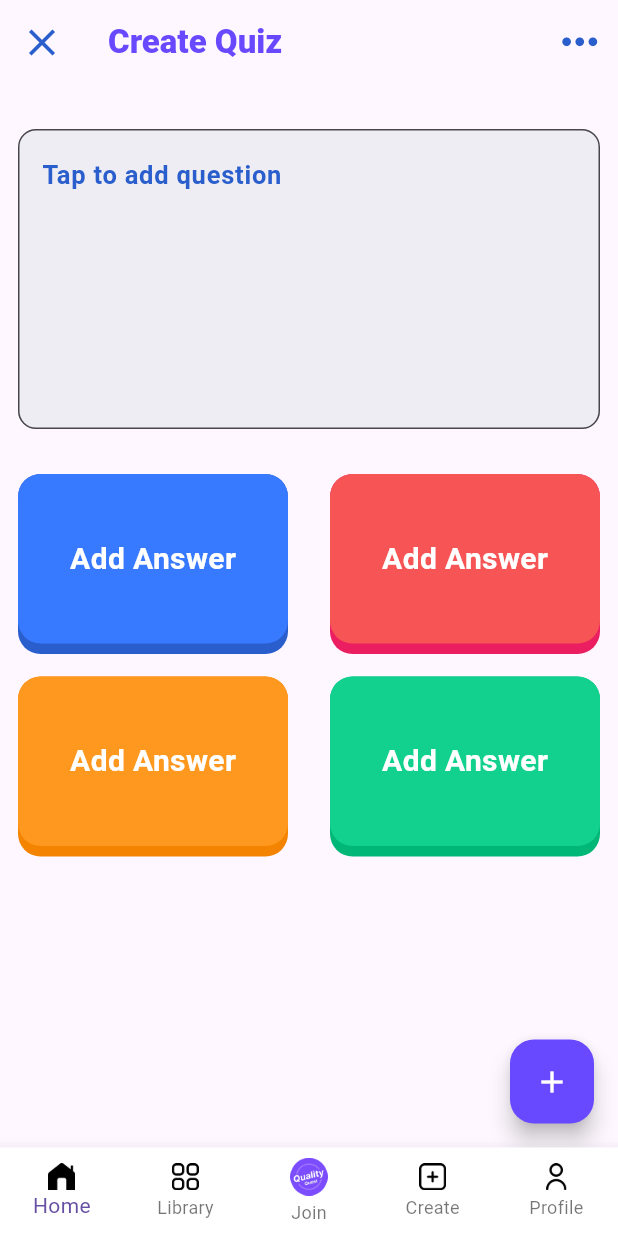
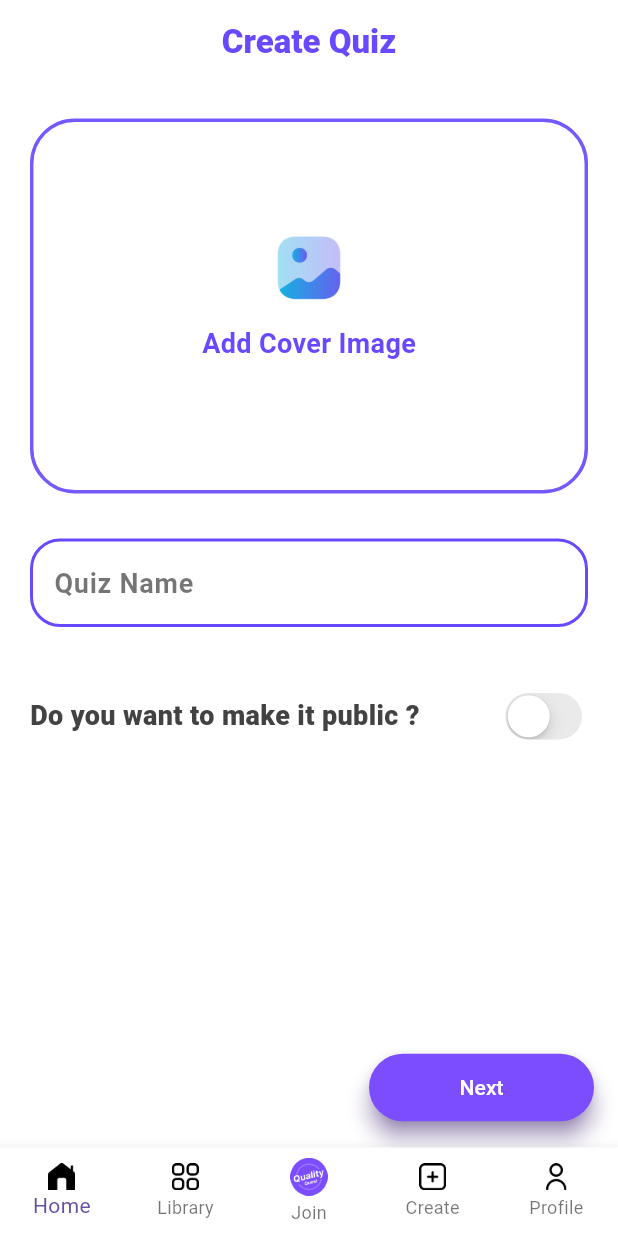
Before and after one commit to Devaxiis/quality_quest, a Flutter app: the screen it shows after launch, swiped to page 4, on a phone screen of 412 x 824 dp. Run offline on Flutter 3.47's test engine with Material 2 defaults, Android fonts, the phone set to English and light mode, and no system bars; our stand-ins replace bloc, device_info_plus, equatable, flutter_bloc, freezed_annotation, lottie; project files that could hold a hidden picture were left out.

Commit message:
Create Screen Optimization

```diff
--- a/lib/app.dart
+++ b/lib/app.dart
@@ -3,7 +3,6 @@ import 'package:flutter_bloc/flutter_bloc.dart';
 import 'package:quality_quest/bloc/auth/auth_bloc.dart';
 import 'package:quality_quest/library.dart';
 import 'package:quality_quest/presentation/screens/main_home_screen.dart';
-import 'package:quality_quest/presentation/screens/profile_screen/profile_screen.dart';
 
 class MyApp extends StatelessWidget {
   const MyApp({super.key});
--- a/lib/library.dart
+++ b/lib/library.dart
@@ -17,5 +17,5 @@ export 'package:quality_quest/presentation/screens/home_screen/discover_screen/d
 export 'package:quality_quest/presentation/screens/home_screen/home_screen_views/home_screen_question_quantity_views.dart';
 export 'package:quality_quest/presentation/screens/create_screen/create_screen_views/add_answer_button_view.dart';
 export 'package:quality_quest/presentation/screens/create_screen/create_screen_views/alert_dialog_view.dart';
-export 'package:quality_quest/presentation/screens/create_screen/create_screen_views/imgae_picker_view.dart';
+export 'package:quality_quest/presentation/screens/create_screen/create_screen_views/image_picker_view.dart';
 export 'package:quality_quest/presentation/screens/create_screen/create_screen_views/text_field_view.dart';
--- a/lib/presentation/screens/create_screen/create_screen_views/add_answer_button_view.dart
+++ b/lib/presentation/screens/create_screen/create_screen_views/add_answer_button_view.dart
@@ -18,7 +18,7 @@ class AnswerAddButton extends StatelessWidget {
       onTap: onTap,
       child: Container(
         height: 120,
-        width: 180,
+        width: 190,
         alignment: Alignment.topCenter,
         decoration: BoxDecoration(
           color: shadowColor,
--- a/lib/presentation/screens/create_screen/create_screen_views/imgae_picker_view.dart
+++ b/lib/presentation/screens/create_screen/create_screen_views/image_picker_view.dart
@@ -20,8 +20,8 @@ class CustomImagePicker extends StatelessWidget {
           borderRadius: const BorderRadius.all(Radius.circular(30)),
         ),
         child: Column(
+          mainAxisAlignment: MainAxisAlignment.center,
           children: [
-            const SizedBox(height: 40),
             IconButton(
               onPressed: () {},
               icon: const Image(
@@ -39,6 +39,7 @@ class CustomImagePicker extends StatelessWidget {
                 fontSize: 18,
               ),
             ),
+            const SizedBox(height: 20),
           ],
         ),
       ),
--- /dev/null
+++ b/lib/presentation/screens/create_screen/pre_create_screen/pre_create_screen.dart
@@ -0,0 +1,102 @@
+import 'package:flutter/cupertino.dart';
+import 'package:quality_quest/library.dart';
+
+class PreCreateScreen extends StatefulWidget {
+  const PreCreateScreen({super.key});
+
+  @override
+  State<PreCreateScreen> createState() => _PreCreateScreenState();
+}
+
+class _PreCreateScreenState extends State<PreCreateScreen> {
+  @override
+  Widget build(BuildContext context) {
+    return Scaffold(
+      backgroundColor: Colors.white,
+      appBar: AppBar(
+        backgroundColor: Colors.white,
+        forceMaterialTransparency: true,
+        centerTitle: true,
+        title: const Text(
+          "Create Quiz",
+          style: TextStyle(
+            color: Color(0xFF6949FF),
+            fontWeight: FontWeight.w800,
+          ),
+        ),
+      ),
+      body: Padding(
+        padding: const EdgeInsets.symmetric(
+          vertical: 8.0,
+          horizontal: 20.0,
+        ),
+        child: Column(
+          children: [
+            const SizedBox(height: 15),
+            const CustomImagePicker(),
+            const SizedBox(height: 30),
+            const TextField(
+              decoration: InputDecoration(
+                border: OutlineInputBorder(
+                  borderRadius: BorderRadius.all(
+                    Radius.circular(20),
+                  ),
+                  borderSide: BorderSide(width: 2, color: Color(0xff6949ff)),
+                ),
+                enabledBorder: OutlineInputBorder(
+                  borderRadius: BorderRadius.all(
+                    Radius.circular(20),
+                  ),
+                  borderSide: BorderSide(width: 2, color: Color(0xff6949ff)),
+                ),
+                focusedBorder: OutlineInputBorder(
+                  borderRadius: BorderRadius.all(Radius.circular(20)),
+                  borderSide: BorderSide(width: 2, color: Color(0xff6949ff)),
+                ),
+                hintText: "Quiz Name",
+                hintStyle: TextStyle(
+                  fontSize: 18,
+                  color: Colors.black54,
+                  fontWeight: FontWeight.w700,
+                ),
+              ),
+            ),
+            const SizedBox(height: 40),
+            Row(
+              mainAxisAlignment: MainAxisAlignment.spaceBetween,
+              children: [
+                Text(
+                  "Do you want to make it public ?",
+                  style: TextStyle(
+                    fontSize: 18,
+                    color: Colors.grey.shade800,
+                    fontWeight: FontWeight.w800,
+                  ),
+                ),
+                CupertinoSwitch(
+                  value: false,
+                  onChanged: (value) {},
+                ),
+              ],
+            ),
+          ],
+        ),
+      ),
+      floatingActionButton: ElevatedButton(
+        style: ElevatedButton.styleFrom(
+          backgroundColor: Colors.deepPurpleAccent,
+          elevation: 6,
+          shadowColor: Colors.deepPurple,
+          fixedSize: const Size(150, 45),
+        ),
+        onPressed: () {},
+        child: const Text(
+          'Next',
+          style: TextStyle(
+            color: Colors.white,
+          ),
+        ),
+      ),
+    );
+  }
+}
--- a/lib/presentation/screens/home_screen/search_screen/search_screen.dart
+++ b/lib/presentation/screens/home_screen/search_screen/search_screen.dart
@@ -6,6 +6,7 @@ class SearchScreen extends StatelessWidget {
   @override
   Widget build(BuildContext context) {
     return Scaffold(
+      backgroundColor: Colors.white,
       appBar: AppBar(
         toolbarHeight: 80,
         backgroundColor: Colors.white,
--- a/lib/presentation/screens/library_screen/library_screen.dart
+++ b/lib/presentation/screens/library_screen/library_screen.dart
@@ -7,6 +7,7 @@ class LibraryScreen extends StatelessWidget {
   @override
   Widget build(BuildContext context) {
     return Scaffold(
+      backgroundColor: Colors.white,
       /// #Body
       body: ListView.builder(
         itemCount: 10,
--- a/lib/presentation/screens/main_home_screen.dart
+++ b/lib/presentation/screens/main_home_screen.dart
@@ -1,5 +1,6 @@
 import 'package:quality_quest/library.dart';
 import 'package:quality_quest/presentation/screens/create_screen/create_screen.dart';
+import 'package:quality_quest/presentation/screens/create_screen/pre_create_screen/pre_create_screen.dart';
 import 'package:quality_quest/presentation/screens/profile_screen/profile_screen.dart';
 
 
@@ -31,7 +32,7 @@ class _MainHomeScreenState extends State<MainHomeScreen> {
           HomeScreen(),
           LibraryScreen(),
           SearchUserScreen(),
-          CreateScreen(),
+          PreCreateScreen(),
           ProfileScreen(),
         ],
       ),
```
Also changed, not shown: lib/presentation/screens/create_screen/create_screen.dart (+13 -4 lines), lib/presentation/screens/create_screen/create_screen_views/alert_dialog_view.dart (+61 -17 lines), lib/presentation/screens/profile_screen/profile_screen.dart (+18 -10 lines). Lines whose indentation alone changed are shown as unchanged.
